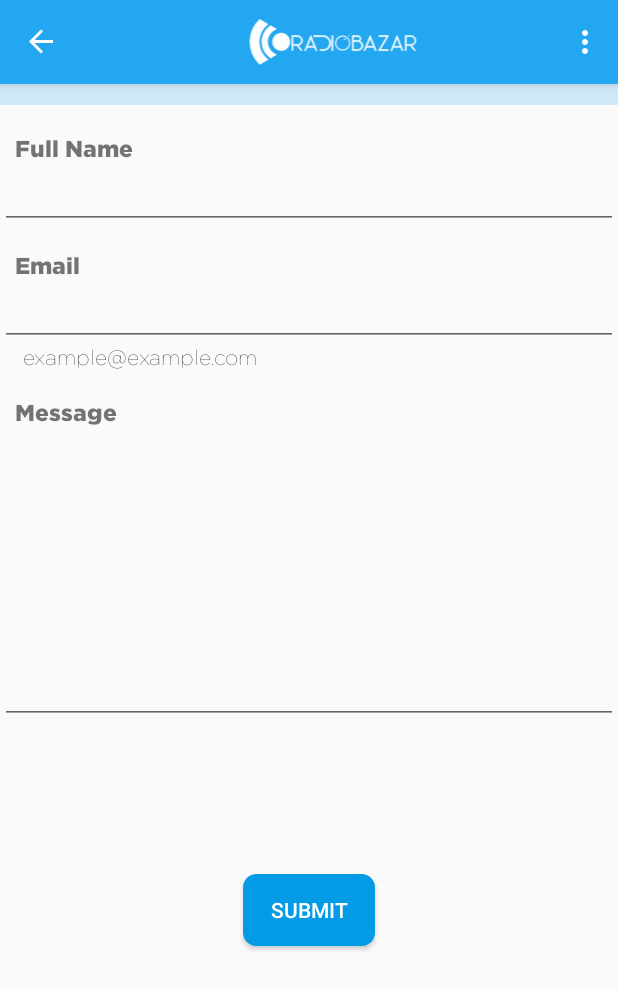
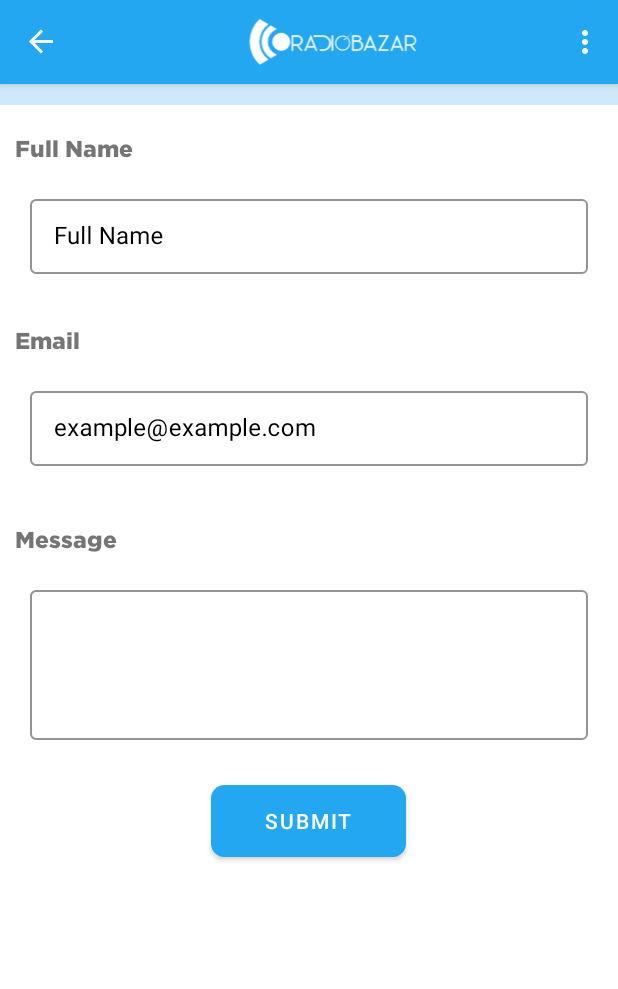
Before and after one commit to lovisgod/SOROSOKE, an Android app: the ContactFragment screen opened through its navigation route, on a phone screen of 412 x 824 dp. Shown: the top 989 px of the screen. Run offline under Robolectric (Android 15) with nearby library versions, the phone set to English and light mode, and no system bars; our stand-ins replace navigation-ui; libraries missing offline, so code that uses them is left out: com.github.loadingview; Roboto replaces fonts that are not available here; 10 statements that could not run were skipped.

Commit message:
material edit text

```diff
--- a/app/src/main/res/layout/fragment_contact.xml
+++ b/app/src/main/res/layout/fragment_contact.xml
@@ -56,13 +56,24 @@
         android:paddingStart="10dp"
         android:paddingEnd="10dp"/>
 
+    <com.google.android.material.textfield.TextInputLayout
+        android:layout_width="match_parent"
+        android:layout_height="wrap_content"
+        android:layout_margin="20dp"
+        style="@style/Widget.MaterialComponents.TextInputLayout.OutlinedBox"
+        app:boxStrokeColor="@color/black"
+        android:textColorHint="@color/black"
+        android:hint="@string/full_name">
+
         <com.google.android.material.textfield.TextInputEditText
             android:id="@+id/fullName"
             android:layout_width="match_parent"
-       android:layout_height="wrap_content"
-       android:paddingStart="10dp"
-       android:paddingEnd="10dp"
+            android:layout_height="50dp"
+
             />
+
+
+    </com.google.android.material.textfield.TextInputLayout>
 
     <TextView
         android:id="@+id/textView10"
@@ -76,23 +87,22 @@
         android:paddingEnd="10dp"
         android:fontFamily="@font/gotham_black"/>
 
+    <com.google.android.material.textfield.TextInputLayout
+        android:layout_width="match_parent"
+        android:layout_height="wrap_content"
+        android:layout_margin="20dp"
+        style="@style/Widget.MaterialComponents.TextInputLayout.OutlinedBox"
+        app:boxStrokeColor="@color/black"
+        android:textColorHint="@color/black"
+        android:hint="@string/example_example_com">
+
         <com.google.android.material.textfield.TextInputEditText
             android:id="@+id/email"
             android:layout_width="match_parent"
-        android:layout_height="wrap_content"
-        android:paddingStart="10dp"
-        android:paddingEnd="10dp"
+            android:layout_height="50dp"
             />
 
-    <TextView
-        android:id="@+id/textView11"
-        android:layout_width="match_parent"
-        android:layout_height="wrap_content"
-        android:text="@string/example_example_com"
-        android:paddingStart="15dp"
-        android:paddingEnd="10dp"
-        android:fontFamily="@font/gotham_thin"
-        android:textColor="#000000"/>
+    </com.google.android.material.textfield.TextInputLayout>
 
     <TextView
         android:id="@+id/textView12"
@@ -106,26 +116,38 @@
         android:layout_marginTop="10dp"
         android:textSize="15sp"/>
 
+
+    <com.google.android.material.textfield.TextInputLayout
+        android:layout_width="match_parent"
+        android:layout_height="wrap_content"
+        android:layout_margin="20dp"
+        style="@style/Widget.MaterialComponents.TextInputLayout.OutlinedBox"
+        app:boxStrokeColor="@color/black"
+        android:textColorHint="@color/black"
+        >
+
         <com.google.android.material.textfield.TextInputEditText
             android:id="@+id/message"
             android:layout_width="match_parent"
-        android:layout_height="199dp"
-        android:inputType="textMultiLine"
+            android:layout_height="100dp"
             android:paddingStart="15dp"
             android:paddingEnd="10dp"/>
+
+    </com.google.android.material.textfield.TextInputLayout>
+
 
     <androidx.cardview.widget.CardView
         android:layout_width="wrap_content"
         android:layout_height="wrap_content"
         android:layout_gravity="center_horizontal"
         app:cardCornerRadius="9dp"
-        android:layout_marginTop="100dp"
+        android:layout_marginTop="10dp"
 
         >
 
         <Button
             android:id="@+id/button2"
-            android:layout_width="wrap_content"
+            android:layout_width="130dp"
             android:layout_height="wrap_content"
             android:text="@string/submit_contact"
             android:textColor="#FFFFFF"
--- a/app/src/main/res/values/colors.xml
+++ b/app/src/main/res/values/colors.xml
@@ -5,4 +5,5 @@
     <color name="colorAccent">#03DAC5</color>
     <color name="appLightBlue">#eff8fe</color>
     <color name="appGrey">#a8c4d4</color>
+    <color name="black">#000000</color>
 </resources>
--- a/app/src/main/res/values/styles.xml
+++ b/app/src/main/res/values/styles.xml
@@ -1,7 +1,7 @@
 <resources>
 
     <!-- Base application theme. -->
-    <style name="AppTheme" parent="Theme.AppCompat.Light.NoActionBar">
+    <style name="AppTheme" parent="Theme.MaterialComponents.Light.NoActionBar">
         <!-- Customize your theme here. -->
         <item name="colorPrimary">@color/colorPrimary</item>
         <item name="colorPrimaryDark">@color/colorPrimaryDark</item>
```
Lines whose indentation alone changed are shown as unchanged.
